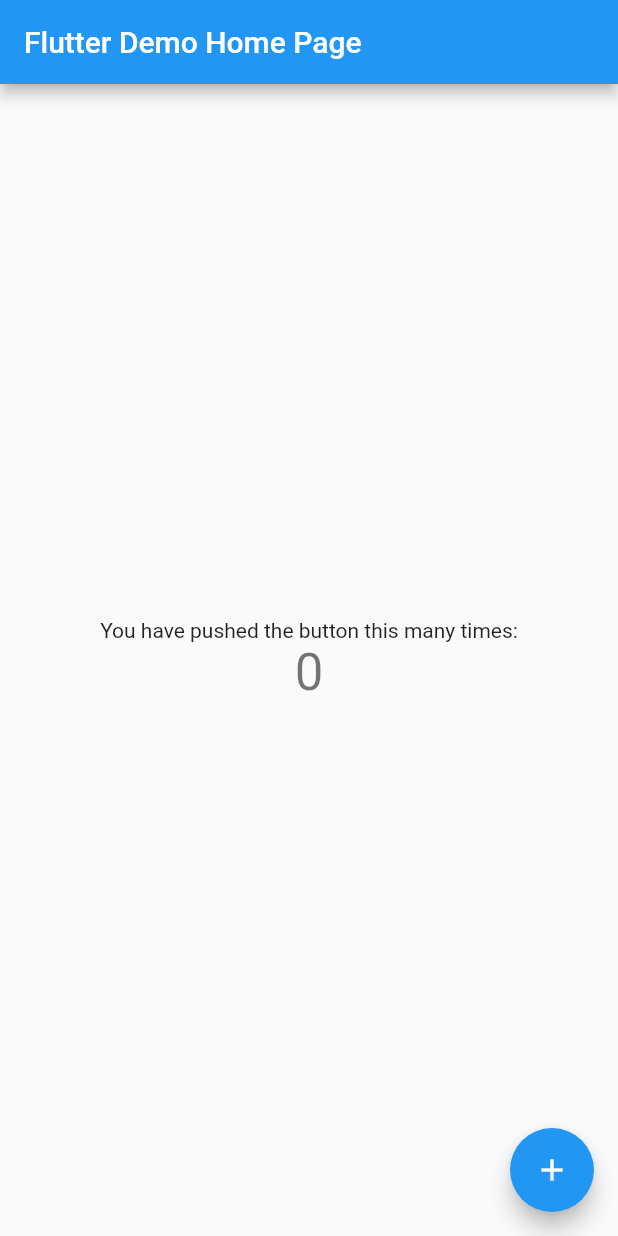
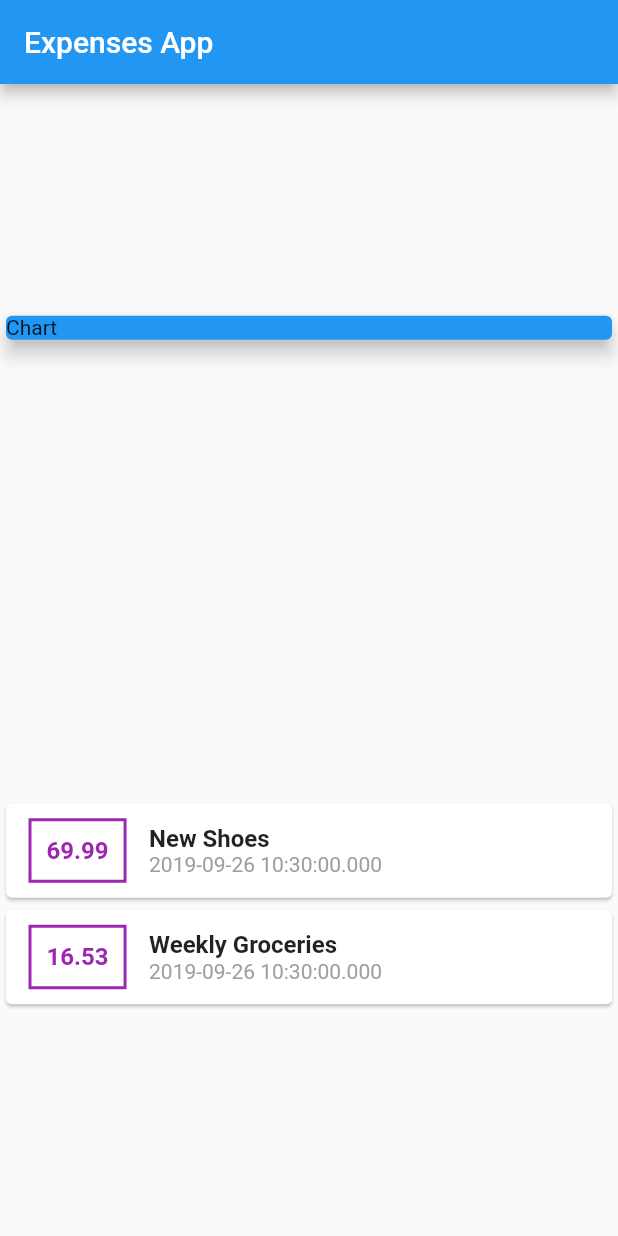
Before and after one commit to linuxuser07/Flutter_learning, a Flutter app: the screen it shows after launch, on a phone screen of 412 x 824 dp. Run offline on Flutter 3.47's test engine with Material 2 defaults, Android fonts, the phone set to English and light mode, and no system bars.

Commit message:
started the expeses app, have basic wired frame with a list of expenses, styling at the moment

```diff
--- a/expenses_app/lib/main.dart
+++ b/expenses_app/lib/main.dart
@@ -1,42 +1,23 @@
+import 'package:expenses_app/transaction.dart';
 import 'package:flutter/material.dart';
 
 void main() => runApp(MyApp());
 
 class MyApp extends StatelessWidget {
-  // This widget is the root of your application.
   @override
   Widget build(BuildContext context) {
     return MaterialApp(
-      title: 'Flutter Demo',
+      title: 'Expenses App',
       theme: ThemeData(
-        // This is the theme of your application.
-        //
-        // Try running your application with "flutter run". You'll see the
-        // application has a blue toolbar. Then, without quitting the app, try
-        // changing the primarySwatch below to Colors.green and then invoke
-        // "hot reload" (press "r" in the console where you ran "flutter run",
-        // or simply save your changes to "hot reload" in a Flutter IDE).
-        // Notice that the counter didn't reset back to zero; the application
-        // is not restarted.
         primarySwatch: Colors.blue,
       ),
-      home: MyHomePage(title: 'Flutter Demo Home Page'),
+      home: MyHomePage(title: 'Expenses App'),
     );
   }
 }
 
 class MyHomePage extends StatefulWidget {
   MyHomePage({Key key, this.title}) : super(key: key);
-
-  // This widget is the home page of your application. It is stateful, meaning
-  // that it has a State object (defined below) that contains fields that affect
-  // how it looks.
-
-  // This class is the configuration for the state. It holds the values (in this
-  // case the title) provided by the parent (in this case the App widget) and
-  // used by the build method of the State. Fields in a Widget subclass are
-  // always marked "final".
-
   final String title;
 
   @override
@@ -44,68 +25,89 @@ class MyHomePage extends StatefulWidget {
 }
 
 class _MyHomePageState extends State<MyHomePage> {
-  int _counter = 0;
-
-  void _incrementCounter() {
-    setState(() {
-      // This call to setState tells the Flutter framework that something has
-      // changed in this State, which causes it to rerun the build method below
-      // so that the display can reflect the updated values. If we changed
-      // _counter without calling setState(), then the build method would not be
-      // called again, and so nothing would appear to happen.
-      _counter++;
-    });
-  }
+  final List<Transaction> transactions = [
+    Transaction(
+      id: 't1',
+      title: 'New Shoes',
+      amount: 69.99,
+      date: DateTime.now(),
+    ),
+    Transaction(
+      id: 't2',
+      title: 'Weekly Groceries',
+      amount: 16.53,
+      date: DateTime.now(),
+    ),
+  ];
 
   @override
   Widget build(BuildContext context) {
-    // This method is rerun every time setState is called, for instance as done
-    // by the _incrementCounter method above.
-    //
-    // The Flutter framework has been optimized to make rerunning build methods
-    // fast, so that you can just rebuild anything that needs updating rather
-    // than having to individually change instances of widgets.
     return Scaffold(
       appBar: AppBar(
-        // Here we take the value from the MyHomePage object that was created by
-        // the App.build method, and use it to set our appbar title.
         title: Text(widget.title),
       ),
-      body: Center(
-        // Center is a layout widget. It takes a single child and positions it
-        // in the middle of the parent.
-        child: Column(
-          // Column is also a layout widget. It takes a list of children and
-          // arranges them vertically. By default, it sizes itself to fit its
-          // children horizontally, and tries to be as tall as its parent.
-          //
-          // Invoke "debug painting" (press "p" in the console, choose the
-          // "Toggle Debug Paint" action from the Flutter Inspector in Android
-          // Studio, or the "Toggle Debug Paint" command in Visual Studio Code)
-          // to see the wireframe for each widget.
-          //
-          // Column has various properties to control how it sizes itself and
-          // how it positions its children. Here we use mainAxisAlignment to
-          // center the children vertically; the main axis here is the vertical
-          // axis because Columns are vertical (the cross axis would be
-          // horizontal).
-          mainAxisAlignment: MainAxisAlignment.center,
-          children: <Widget>[
-            Text(
-              'You have pushed the button this many times:',
+      body: Column(
+        mainAxisAlignment: MainAxisAlignment.spaceAround,
+        crossAxisAlignment: CrossAxisAlignment.stretch,
+        children: <Widget>[
+          Container(
+            width: double.infinity,
+            child: Card(
+              color: Colors.blue,
+              child: Text("Chart"),
+              elevation: 5,
             ),
-            Text(
-              '$_counter',
-              style: Theme.of(context).textTheme.display1,
-            ),
-          ],
-        ),
+          ),
+          Column(
+            children: transactions.map((tx) {
+              return Card(
+                child: Row(
+                  children: <Widget>[
+                    Container(
+                      margin: EdgeInsets.symmetric(
+                        vertical: 10,
+                        horizontal: 15,
+                      ),
+                      decoration: BoxDecoration(
+                          border: Border.all(
+                        color: Colors.purple,
+                        width: 2,
+                      )),
+                      padding: EdgeInsets.all(10),
+                      child: Text(
+                        tx.amount.toString(),
+                        style: TextStyle(
+                          fontWeight: FontWeight.bold,
+                          fontSize: 16,
+                          color: Colors.purple,
+                        ),
+                      ),
+                    ),
+                    Column(
+                      crossAxisAlignment: CrossAxisAlignment.start,
+                      children: <Widget>[
+                        Text(
+                          tx.title,
+                          style: TextStyle(
+                            fontWeight: FontWeight.bold,
+                            fontSize: 16
+                          ),
+                        ),
+                        Text(
+                          tx.date.toString(),
+                          style: TextStyle(
+                            color: Colors.grey,
+                          ),
+                        )
+                      ],
+                    )
+                  ],
+                ),
+              );
+            }).toList(),
+          ),
+        ],
       ),
-      floatingActionButton: FloatingActionButton(
-        onPressed: _incrementCounter,
-        tooltip: 'Increment',
-        child: Icon(Icons.add),
-      ), // This trailing comma makes auto-formatting nicer for build methods.
     );
   }
 }
--- /dev/null
+++ b/expenses_app/lib/transaction.dart
@@ -0,0 +1,17 @@
+//how the transation should watch
+
+import 'package:flutter/foundation.dart';
+
+class Transaction {
+  final String id;
+  final String title;
+  final double amount;
+  final DateTime date;
+
+  Transaction({
+    @required this.id,
+    @required this.title,
+    @required this.amount,
+    @required this.date,
+  });
+}
```
